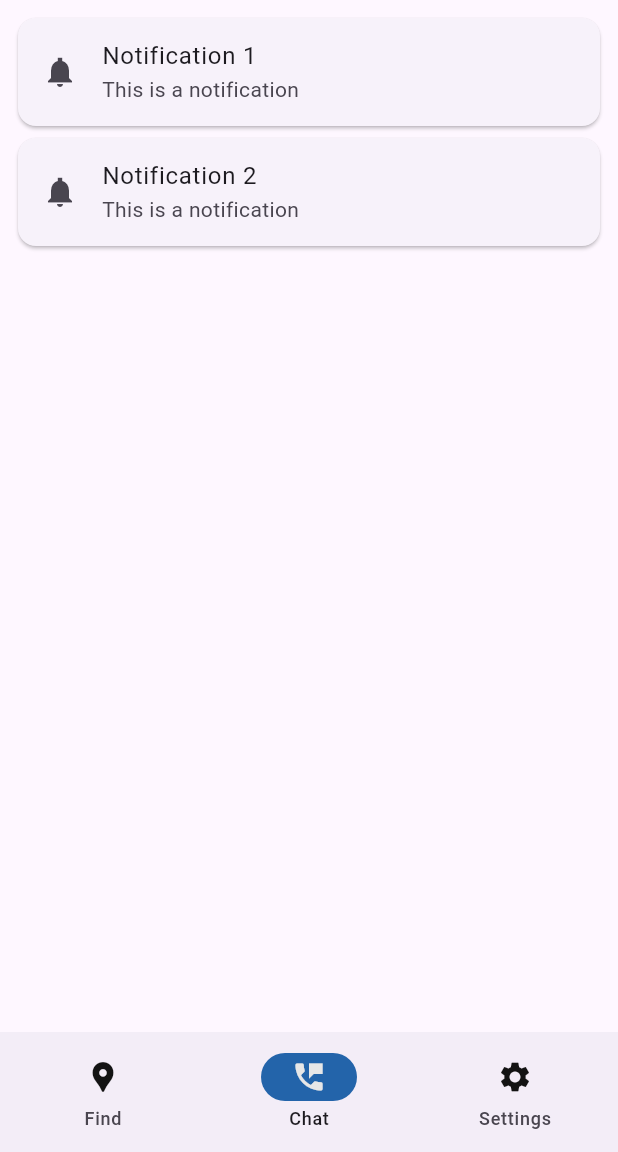
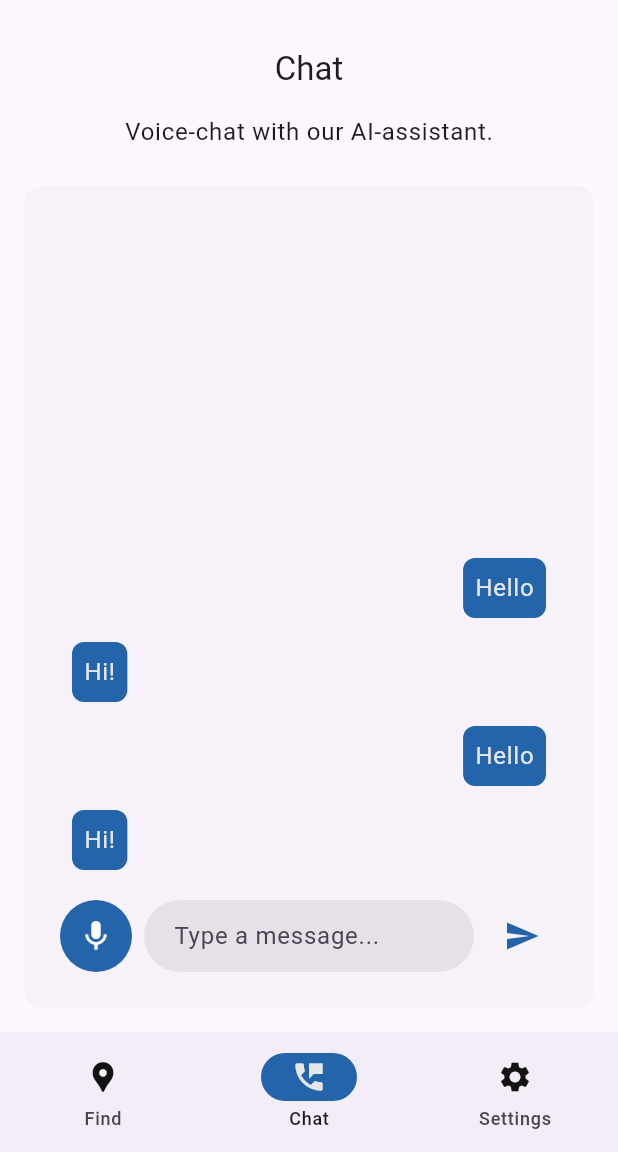
Before and after one commit to Np3-0/Tavio-Frontend, a Flutter app: the screen it shows after launch, item 2 of the bottom bar chosen, on a phone screen of 412 x 824 dp, the part 84-1236 px from its top. Run offline on Flutter 3.47's test engine with Material 3 defaults, Android fonts, the phone set to English and light mode, and no system bars; our stand-ins replace permission_handler.

Commit message:
chat page layout

```diff
--- a/lib/main.dart
+++ b/lib/main.dart
@@ -127,13 +127,13 @@ class _NavigationExampleState extends State<NavigationExample> {
                           title: Text('Food Place 1'),
                           subtitle: Text('Food Type, distance away'),
                         )),
-                        const SizedBox(height: 12),
+                        SizedBox(height: 12),
                         Card(child: ListTile(
                           leading: Icon(Icons.dining, color: AppColors.Ocean),
                           title: Text('Food Place 2'),
                           subtitle: Text('Food Type, distance away'),
                         )),
-                        const SizedBox(height: 12),
+                        SizedBox(height: 12),
                       ],
                     )
                   ),
@@ -143,30 +143,131 @@ class _NavigationExampleState extends State<NavigationExample> {
           ),
         ),
 
-        /// Notifications page
-        const Padding(
-          padding: EdgeInsets.all(8.0),
+        /// Chat page
+        /// Chat page
+        Padding(
+          padding: const EdgeInsets.all(8.0),
           child: Column(
             children: <Widget>[
-              Card(
-                child: ListTile(
-                  leading: Icon(Icons.notifications_sharp),
-                  title: Text('Notification 1'),
-                  subtitle: Text('This is a notification'),
-                ),
+              const SizedBox(height: 24),
+              Text('Chat', style: theme.textTheme.titleLarge),
+              const SizedBox(height: 16),
+              Text(
+                'Voice-chat with our AI-assistant.',
+                style: theme.textTheme.bodyLarge,
               ),
-              Card(
-                child: ListTile(
-                  leading: Icon(Icons.notifications_sharp),
-                  title: Text('Notification 2'),
-                  subtitle: Text('This is a notification'),
+              const SizedBox(height: 16),
+              Expanded(
+                child: Card(
+                  elevation: 0,
+                  shadowColor: Colors.transparent,
+                  margin: const EdgeInsets.all(8.0),
+                  child: Padding(
+                    padding: const EdgeInsets.all(24.0),
+                    child: Column(
+                      children: <Widget>[
+                        Expanded(
+                          child: ListView.builder(
+                            reverse: true,
+                            itemCount: 4,
+                            itemBuilder: (BuildContext context, int index) {
+                              if (index % 2 == 1) {
+                                return Align(
+                                  alignment: Alignment.centerRight,
+                                  child: Container(
+                                    margin: const EdgeInsets.all(8.0),
+                                    padding: const EdgeInsets.all(8.0),
+                                    decoration: BoxDecoration(
+                                      color: AppColors.Ocean,
+                                      borderRadius: BorderRadius.circular(8.0),
+                                    ),
+                                    child: Text(
+                                      'Hello',
+                                      style: theme.textTheme.bodyLarge!.copyWith(
+                                        color: AppColors.Alabaster,
+                                      ),
+                                    ),
+                                  ),
+                                );
+                              }
+                              return Align(
+                                alignment: Alignment.centerLeft,
+                                child: Container(
+                                  margin: const EdgeInsets.all(8.0),
+                                  padding: const EdgeInsets.all(8.0),
+                                  decoration: BoxDecoration(
+                                    color: AppColors.Ocean,
+                                    borderRadius: BorderRadius.circular(8.0),
+                                  ),
+                                  child: Text(
+                                    'Hi!',
+                                    style: theme.textTheme.bodyLarge!.copyWith(
+                                      color: AppColors.Alabaster,
+                                    ),
+                                  ),
+                                ),
+                              );
+                            },
+                          ),
+                        ),
+
+                        SizedBox(height: 12),
+                        Row(
+                          children: <Widget>[
+                            Container(
+                              decoration: BoxDecoration(
+                                color: AppColors.Ocean,
+                                shape: BoxShape.circle,
+                              ),
+                              child: IconButton(
+                                onPressed: () {
+                                  // add voice input
+                                },
+                                icon: Icon(
+                                  Icons.mic,
+                                  color: theme.colorScheme.onPrimary,
+                                ),
+                              ),
+                            ),
+                            const SizedBox(width: 8),
+
+                            Expanded(
+                              child: TextField(
+                                decoration: InputDecoration(
+                                  hintText: 'Type a message...',
+                                  filled: true,
+                                  fillColor: theme.colorScheme.surfaceContainerHighest,
+                                  contentPadding: const EdgeInsets.symmetric(
+                                    horizontal: 16,
+                                    vertical: 12,
+                                  ),
+                                  border: OutlineInputBorder(
+                                    borderRadius: BorderRadius.circular(24),
+                                    borderSide: BorderSide.none,
+                                  ),
+                                ),
+                              ),
+                            ),
+                            const SizedBox(width: 8),
+
+                            IconButton(
+                              onPressed: () {
+                                //add code here
+                              },
+                              icon: const Icon(Icons.send, color: AppColors.Ocean),
+                            ),
+                          ],
+                        ),
+                      ],
+                    ),
+                  ),
                 ),
               ),
             ],
           ),
         ),
 
-        /// Messages page
+        /// Settings page
         ListView.builder(
           reverse: true,
           itemCount: 2,
```
